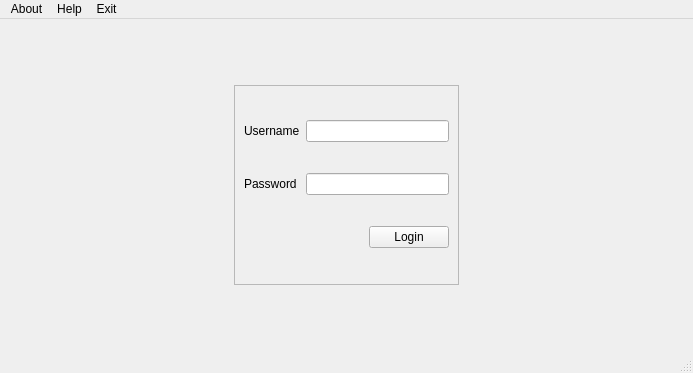
First picture: the form in login.ui, repository pramesh025/LibraryMS, before the edit.
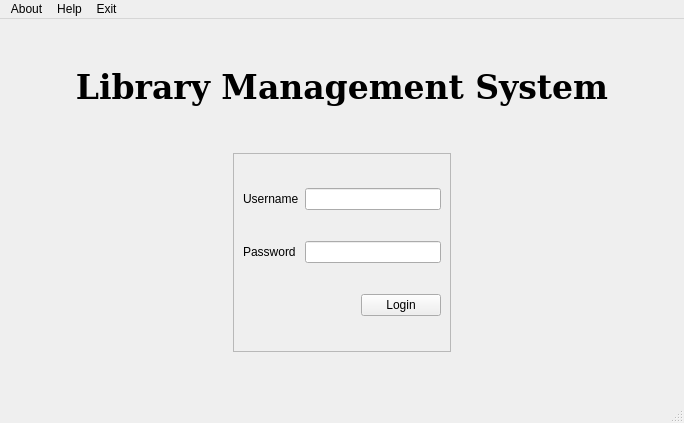
Second picture: the form after the edit.

Commit message: made login possible

The edit to the form file:
```diff
--- a/login.ui
+++ b/login.ui
@@ -6,8 +6,8 @@
    <rect>
     <x>0</x>
     <y>0</y>
-    <width>693</width>
-    <height>373</height>
+    <width>684</width>
+    <height>423</height>
    </rect>
   </property>
   <property name="windowTitle">
@@ -15,7 +15,20 @@
   </property>
   <widget class="QWidget" name="centralwidget">
    <layout class="QGridLayout" name="gridLayout">
-    <item row="1" column="2">
+    <item row="2" column="0" colspan="3">
+     <spacer name="verticalSpacer">
+      <property name="orientation">
+       <enum>Qt::Vertical</enum>
+      </property>
+      <property name="sizeHint" stdset="0">
+       <size>
+        <width>20</width>
+        <height>40</height>
+       </size>
+      </property>
+     </spacer>
+    </item>
+    <item row="3" column="2">
      <spacer name="horizontalSpacer_5">
       <property name="orientation">
        <enum>Qt::Horizontal</enum>
@@ -28,20 +41,7 @@
       </property>
      </spacer>
     </item>
-    <item row="1" column="0">
-     <spacer name="horizontalSpacer_4">
-      <property name="orientation">
-       <enum>Qt::Horizontal</enum>
-      </property>
-      <property name="sizeHint" stdset="0">
-       <size>
-        <width>40</width>
-        <height>20</height>
-       </size>
-      </property>
-     </spacer>
-    </item>
-    <item row="1" column="1">
+    <item row="3" column="1">
      <widget class="QFrame" name="frame">
       <property name="sizePolicy">
        <sizepolicy hsizetype="MinimumExpanding" vsizetype="MinimumExpanding">
@@ -156,20 +156,20 @@
       </layout>
      </widget>
     </item>
-    <item row="0" column="1">
-     <spacer name="verticalSpacer">
+    <item row="3" column="0">
+     <spacer name="horizontalSpacer_4">
       <property name="orientation">
-       <enum>Qt::Vertical</enum>
+       <enum>Qt::Horizontal</enum>
       </property>
       <property name="sizeHint" stdset="0">
        <size>
-        <width>20</width>
-        <height>40</height>
+        <width>40</width>
+        <height>20</height>
        </size>
       </property>
      </spacer>
     </item>
-    <item row="2" column="1">
+    <item row="4" column="1">
      <spacer name="verticalSpacer_2">
       <property name="orientation">
        <enum>Qt::Vertical</enum>
@@ -182,6 +182,43 @@
       </property>
      </spacer>
     </item>
+    <item row="1" column="0" colspan="3">
+     <widget class="QLabel" name="label_3">
+      <property name="font">
+       <font>
+        <family>DejaVu Serif</family>
+        <pointsize>25</pointsize>
+        <weight>75</weight>
+        <bold>true</bold>
+       </font>
+      </property>
+      <property name="text">
+       <string>Library Management System</string>
+      </property>
+      <property name="alignment">
+       <set>Qt::AlignCenter</set>
+      </property>
+      <property name="wordWrap">
+       <bool>false</bool>
+      </property>
+      <property name="margin">
+       <number>12</number>
+      </property>
+     </widget>
+    </item>
+    <item row="0" column="0" colspan="3">
+     <spacer name="verticalSpacer_3">
+      <property name="orientation">
+       <enum>Qt::Vertical</enum>
+      </property>
+      <property name="sizeHint" stdset="0">
+       <size>
+        <width>20</width>
+        <height>40</height>
+       </size>
+      </property>
+     </spacer>
+    </item>
    </layout>
   </widget>
   <widget class="QMenuBar" name="menubar">
@@ -189,7 +226,7 @@
     <rect>
      <x>0</x>
      <y>0</y>
-     <width>693</width>
+     <width>684</width>
      <height>26</height>
     </rect>
    </property>
```
The commit also changes 8 other files.
